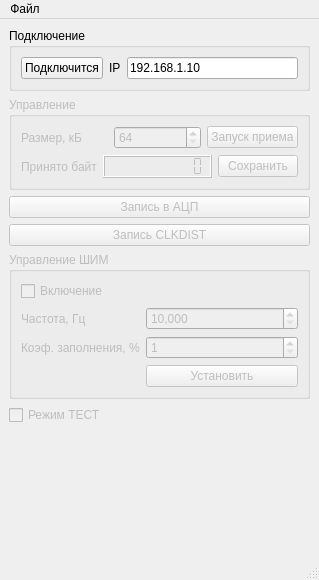
Before: the Qt Designer form mainwindow.ui in reffum/digitizer_pc, drawn with Qt 5.
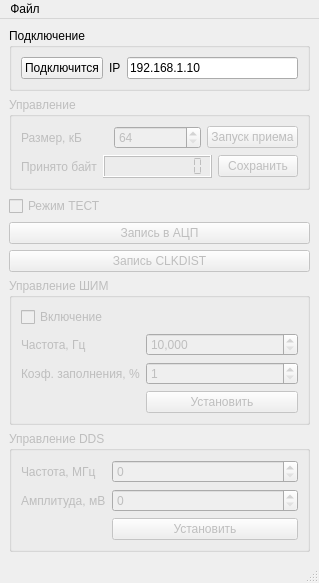
After: the same form once the commit is applied.

Commit message: Add widgets for control DDS.

What changed in the file:
```diff
--- a/mainwindow.ui
+++ b/mainwindow.ui
@@ -146,6 +146,16 @@
       </layout>
      </widget>
     </item>
+    <item>
+     <widget class="QCheckBox" name="test_checkBox">
+      <property name="enabled">
+       <bool>false</bool>
+      </property>
+      <property name="text">
+       <string>Режим ТЕСТ</string>
+      </property>
+     </widget>
+    </item>
     <item>
      <widget class="QPushButton" name="adcSpi_pushButton">
       <property name="enabled">
@@ -227,13 +237,50 @@
      </widget>
     </item>
     <item>
-     <widget class="QCheckBox" name="test_checkBox">
+     <widget class="QGroupBox" name="dds_groupBox">
       <property name="enabled">
        <bool>false</bool>
       </property>
-      <property name="text">
-       <string>Режим ТЕСТ</string>
+      <property name="title">
+       <string>Управление DDS</string>
       </property>
+      <layout class="QFormLayout" name="formLayout_2">
+       <item row="0" column="0">
+        <widget class="QLabel" name="label_6">
+         <property name="text">
+          <string>Частота, МГц</string>
+         </property>
+        </widget>
+       </item>
+       <item row="0" column="1">
+        <widget class="QSpinBox" name="ddsFreq_spinBox">
+         <property name="maximum">
+          <number>300</number>
+         </property>
+        </widget>
+       </item>
+       <item row="1" column="0">
+        <widget class="QLabel" name="label_7">
+         <property name="text">
+          <string>Амплитуда, мВ</string>
+         </property>
+        </widget>
+       </item>
+       <item row="1" column="1">
+        <widget class="QSpinBox" name="ddsAmp_spinBox">
+         <property name="maximum">
+          <number>500</number>
+         </property>
+        </widget>
+       </item>
+       <item row="2" column="1">
+        <widget class="QPushButton" name="dds_pushButton">
+         <property name="text">
+          <string>Установить</string>
+         </property>
+        </widget>
+       </item>
+      </layout>
      </widget>
     </item>
     <item>
```
The commit also changes 5 other files.
